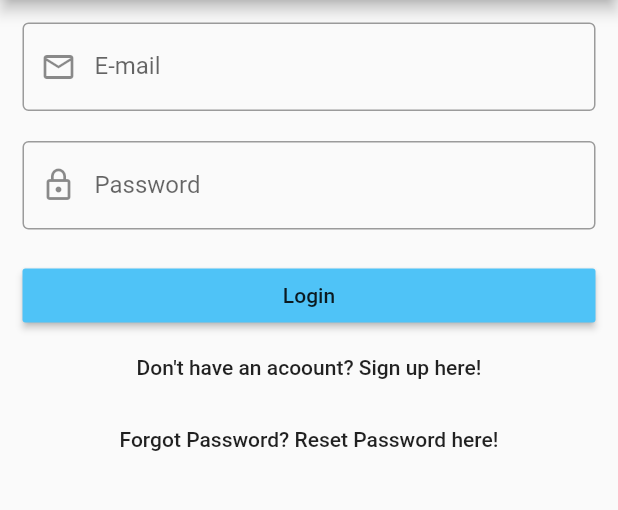
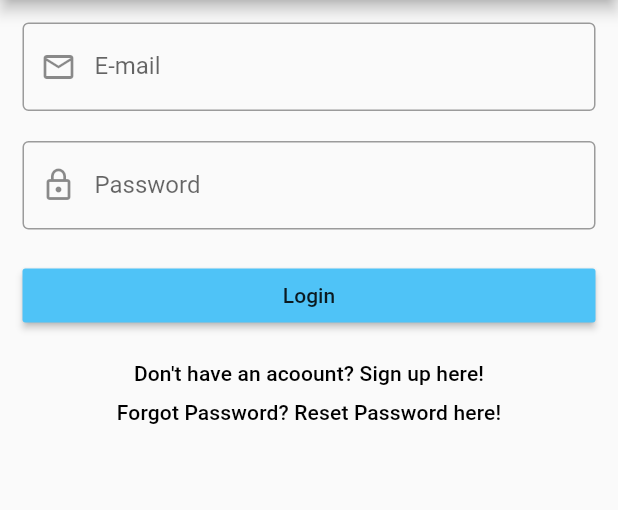
Before and after one commit to yoR-rihsihS/memoir, a Flutter app: the screen it shows after launch, on a phone screen of 412 x 824 dp, the part 84-594 px from its top. Run offline on Flutter 3.47's test engine with Material 2 defaults, Android fonts, the phone set to English and light mode, and no system bars; drawn by our look-alikes of oktoast; our stand-ins replace bottom_navy_bar, dio, firebase_auth, firebase_database, firebase_storage, flutter_image_compress and 2 more; missing offline and left inert: progressive_image, quill_delta, regexed_validator, zefyr; accounts and stored records are empty.

```diff
--- a/lib/login_signup.dart
+++ b/lib/login_signup.dart
@@ -1,6 +1,7 @@
 import 'package:flutter/material.dart';
 import 'package:memoir/authentication.dart';
 import 'package:oktoast/oktoast.dart';
+import 'package:regexed_validator/regexed_validator.dart';
 
 
 class Login extends StatefulWidget
@@ -101,7 +102,6 @@ class _LoginState extends State<Login>
             moveToLogin();
           });
         }
-
         widget.onSignedIn();
       }
       catch(e)
@@ -121,11 +121,13 @@ class _LoginState extends State<Login>
         centerTitle: true,
         title: new Text("Memoir"),
       ),
+
       body: new Padding
       (
         padding: EdgeInsets.all(15.0),
         child: new Form
         (
+          autovalidate: true,
           key: formKey,
           child: new Column
         (
@@ -150,17 +152,30 @@ class _LoginState extends State<Login>
           onPressed: validateAndSubmit,
         ),
 
+        new Padding(padding: EdgeInsets.all(10.0)),
 
-        new FlatButton
+        new InkWell
         (
-          child: new Text("Don't have an acoount? Sign up here!"),
-          onPressed: moveToRegister,
+          child: new Text
+          (
+            "Don't have an acoount? Sign up here!",
+            textAlign: TextAlign.center,
+            style: Theme.of(context).textTheme.subtitle,
+          ),
+          onTap: moveToRegister,
         ),
 
-         new FlatButton
+        new Padding(padding: EdgeInsets.all(5.0)),
+
+         new InkWell
         (
-          child: new Text("Forgot Password? Reset Password here!"),
-          onPressed: moveToForgotPass,
+          child: new Text
+          (
+            "Forgot Password? Reset Password here!",
+            textAlign: TextAlign.center,
+            style: Theme.of(context).textTheme.subtitle,
+          ),
+          onTap: moveToForgotPass,
         ),
       ];
     }
@@ -175,11 +190,17 @@ class _LoginState extends State<Login>
           onPressed: validateAndSubmit,
         ),
 
+        new Padding(padding: EdgeInsets.all(10.0)),
 
-        new FlatButton
+        new InkWell
         (
-          child: new Text("Already have an acoount? Login here!"),
-          onPressed: moveToLogin,
+          child: new Text
+          (
+            "Already have an acoount? Login here!",
+            textAlign: TextAlign.center,
+            style: Theme.of(context).textTheme.subtitle,
+          ),
+          onTap: moveToLogin,
         ),
       ];
     }
@@ -194,17 +215,30 @@ class _LoginState extends State<Login>
           onPressed: validateAndSubmit,
         ),
 
+        new Padding(padding: EdgeInsets.all(10.0)),
 
-        new FlatButton
+        new InkWell
         (
-          child: new Text("Login here"),
-          onPressed: moveToLogin,
+          child: new Text
+          (
+            "Login here",
+            textAlign: TextAlign.center,
+            style: Theme.of(context).textTheme.subtitle,
+          ),
+          onTap: moveToLogin,
         ),
 
-         new FlatButton
+        new Padding(padding: EdgeInsets.all(10.0)),
+
+        new InkWell
         (
-          child: new Text("Create a new account here!"),
-          onPressed: moveToRegister,
+          child: new Text
+          (
+            "Create a new account here!",
+            textAlign: TextAlign.center,
+            style: Theme.of(context).textTheme.subtitle,
+          ),
+          onTap: moveToRegister,
         ),
       ];
     }
@@ -219,7 +253,6 @@ class _LoginState extends State<Login>
       [
         new TextFormField
         (
-
           keyboardType: TextInputType.emailAddress,
           decoration: InputDecoration
           (
@@ -229,7 +262,7 @@ class _LoginState extends State<Login>
           ),
           validator:(value)
           {
-            return value.isEmpty ? "Please enter a email adddress" : null;
+            return ! validator.email(value) ? "Please enter a valid email" : null;
           },
           onSaved: (value)
           {
@@ -255,7 +288,7 @@ class _LoginState extends State<Login>
           ),
           validator:(value)
           {
-            return value.isEmpty ? "Please enter password" : null;
+            return validator.password(value) ? "Password must contain atleast 8 characters containing capital-small letter, number and special symbol" : null;
           },
           onSaved: (value)
           {
@@ -277,12 +310,12 @@ class _LoginState extends State<Login>
           decoration: InputDecoration
           (
             prefixIcon: new Icon(Icons.person_outline),
-            labelText: "Name",
+            labelText: "Name Example",
             border: OutlineInputBorder(),
           ),
           validator: (value)
           {
-            return value.length < 3 ? "Please enter a valid name" : null;
+            return ! validator.name(value) ? "Please enter a valid name" : null;
           },
           onSaved: (value)
           {
@@ -300,14 +333,14 @@ class _LoginState extends State<Login>
           keyboardType: TextInputType.datetime,
           decoration: InputDecoration
           (
-            hintText: "25/07/1999",
+            hintText: "1999/07-25",
             prefixIcon: new Icon(Icons.calendar_today),
             labelText: "Date Of Birth",
             border: OutlineInputBorder(),
           ),
           validator: (value)
           {
-            return null;
+            return ! validator.date(value) ? "Please enter a valid date" : null;
           },
           onSaved: (value)
           {
@@ -332,7 +365,7 @@ class _LoginState extends State<Login>
           ),
           validator:(value)
           {
-            return value.isEmpty ? "Please enter a email adddress" : null;
+            return ! validator.email(value) ? "Please enter a valid email" : null;
           },
           onSaved: (value)
           {
@@ -358,7 +391,7 @@ class _LoginState extends State<Login>
             ),
             validator:(value)
             {
-              return value.isEmpty ? "Please enter password" : null;
+            return ! validator.password(value) ? "Password must contain atleast 8 characters containing capital-small letter, number and special symbol" : null;
             },
             onSaved: (value)
             {
@@ -389,7 +422,7 @@ class _LoginState extends State<Login>
           ),
           validator:(value)
           {
-            return value.isEmpty ? "Please enter a email adddress" : null;
+            return ! validator.email(value) ? "Please enter a valid email" : null;
           },
           onSaved: (value)
           {
--- a/lib/posts.dart
+++ b/lib/posts.dart
@@ -1,6 +1,6 @@
 class Posts
 {
-  String preview, image, date , post, time, name;
+  String preview, image, date , post, time, name, uid;
 
-  Posts(this.preview, this.image, this.date, this.name, this.post, this.time);
+  Posts(this.preview, this.image, this.date, this.name, this.post, this.time, this.uid);
 }
--- a/lib/verification.dart
+++ b/lib/verification.dart
@@ -25,7 +25,7 @@ class VerificationScreen extends StatelessWidget
       (
         child: new FlatButton
         (
-          child: new Text("Verification Email sent to your Mail. Tap to Login!"),
+          child: new Text("Tap to go to Login Page!"),
           onPressed: onVerification,
         ),
       ),
--- a/pubspec.yaml
+++ b/pubspec.yaml
@@ -30,10 +30,12 @@ dependencies:
   firebase_auth:
   flutter_image_compress: ^0.6.3
   dio: ^3.0.8
+  rflutter_alert: ^1.0.3
   progressive_image: ^1.0.1
   path_provider:
   bottom_navy_bar: ^5.3.2
   oktoast: ^2.3.1
+  regexed_validator: ^1.0.2
   zefyr:
     git:
           url: git://github.com/memspace/zefyr.git
```
Also changed, not shown: lib/editor.dart (+34 -31 lines), lib/home_page.dart (+58 -1 lines), lib/page_content.dart (+53 -20 lines), lib/profile_edit.dart (added, +298 -0 lines), lib/dialog.dart (deleted), pubspec.lock.
